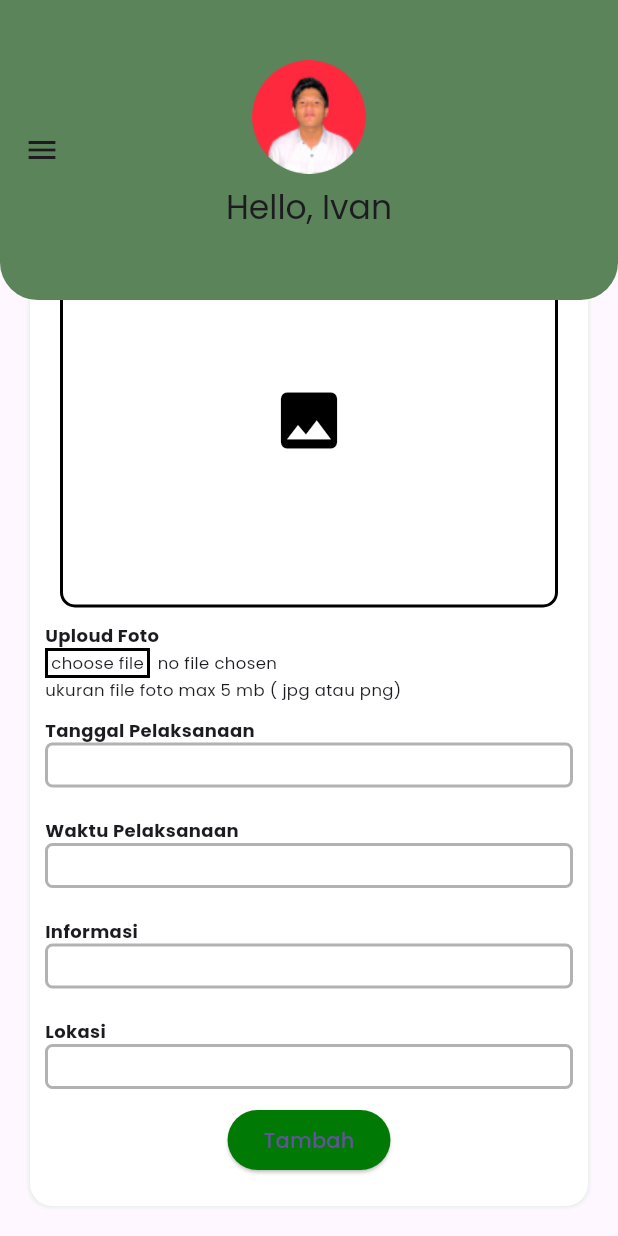
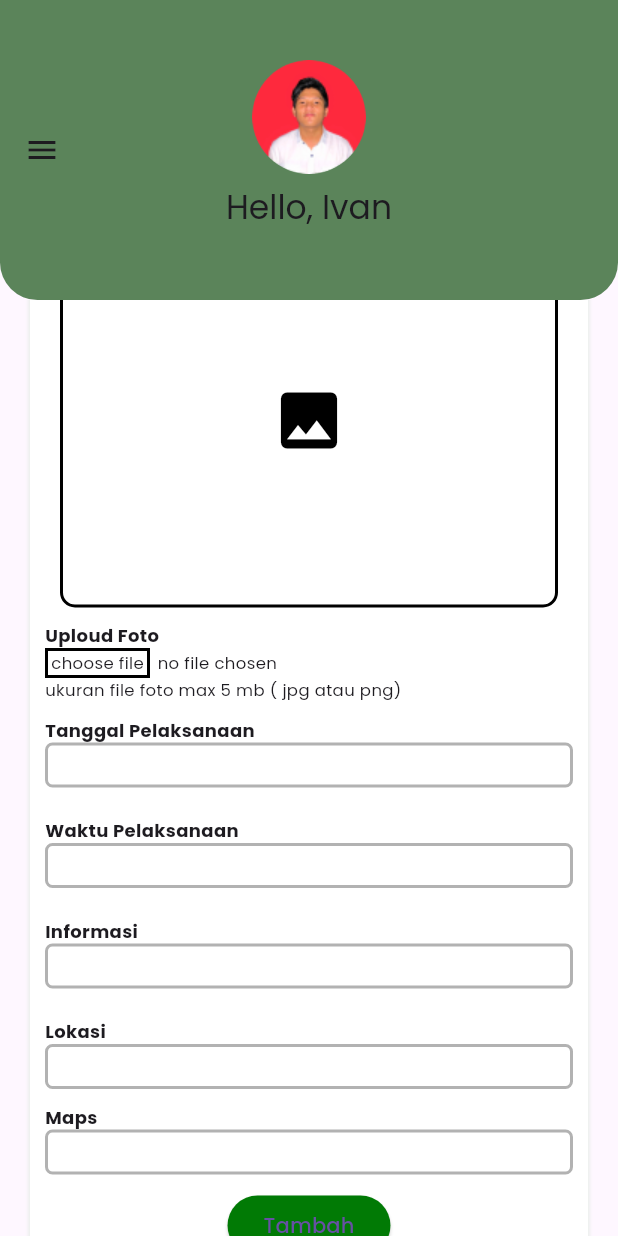
Before and after one commit to Rizkyepk/hmtk_app-master, a Flutter app: the TambahFunTk screen opened directly, scrolled down 256 dp, on a phone screen of 412 x 824 dp. Run offline on Flutter 3.47's test engine with Material 3 defaults, Android fonts, the phone set to English and light mode, and no system bars; our stand-ins replace awesome_dialog, flutter_dotenv, google_fonts, image_picker, share_plus, shared_preferences and 2 more; accounts and stored records are empty.

Commit message:
tidy up the appearance

```diff
--- a/lib/presentation/admin/daftar_funtk.dart
+++ b/lib/presentation/admin/daftar_funtk.dart
@@ -221,7 +221,9 @@ class _DaftarFuntkState extends State<DaftarFuntk> {
                                   Navigator.pushReplacement(
                                       context,
                                       MaterialPageRoute(
-                                        builder: (context) => const EditFunTk(),
+                                        builder: (context) => EditFunTk(
+                                          fun_tk: fun_tks,
+                                        ),
                                       ));
                                 },
                                 child: Icon(Icons.edit),
--- a/lib/presentation/admin/daftar_shop.dart
+++ b/lib/presentation/admin/daftar_shop.dart
@@ -228,7 +228,9 @@ class _DaftarShopState extends State<DaftarShop> {
                                         context,
                                         MaterialPageRoute(
                                           builder: (context) =>
-                                              const EditShop(),
+                                              EditShop(
+                                                shop: product,
+                                              ),
                                         ));
                                   },
                                   child: Icon(Icons.edit),
@@ -243,8 +245,6 @@ class _DaftarShopState extends State<DaftarShop> {
                 ),
               ),
             )
-            //   )
-            // ),
           ],
         ));
   }
--- a/lib/presentation/admin/tambah_fun_tk.dart
+++ b/lib/presentation/admin/tambah_fun_tk.dart
@@ -21,6 +21,9 @@ class TambahFunTk extends StatefulWidget {
 class _TambahActivtyState extends State<TambahFunTk> {
   String? imagePath;
   File? image;
+
+  double? latitude;
+  double? longitude;
 
   var contentController = TextEditingController();
   var timeController = TextEditingController();
@@ -432,6 +435,33 @@ class _TambahActivtyState extends State<TambahFunTk> {
                         ),
                       ),
                       child: TextField(
+                        controller: locationController,
+                        decoration: InputDecoration(
+                          border: InputBorder.none,
+                        ),
+                      ),
+                    ),
+                    const Text(
+                      "Maps",
+                      style: TextStyle(
+                        fontWeight: FontWeight.bold,
+                        fontSize: 12,
+                      ),
+                    ),
+                    Container(
+                      margin: const EdgeInsets.only(bottom: 10),
+                      padding: const EdgeInsets.only(left: 10),
+                      height: 30,
+                      decoration: BoxDecoration(
+                        borderRadius:
+                            const BorderRadius.all(Radius.circular(5.0)),
+                        border: Border.all(
+                          color: const Color.fromARGB(255, 0, 0, 0)
+                              .withOpacity(0.3),
+                          width: 2.0,
+                        ),
+                      ),
+                      child: TextField(
                         controller: mapController,
                         decoration: InputDecoration(
                           border: InputBorder.none,
@@ -483,7 +513,7 @@ Future<Response> postData(
       'description': content,
       'date': date,
       'time': time,
-      'location': map,
+      'location': location,
       'map_url': map,
       'img_url': imgUrl,
     };
```
Also changed, not shown: lib/presentation/admin/daftar_laboratory.dart (+5 -2 lines).
